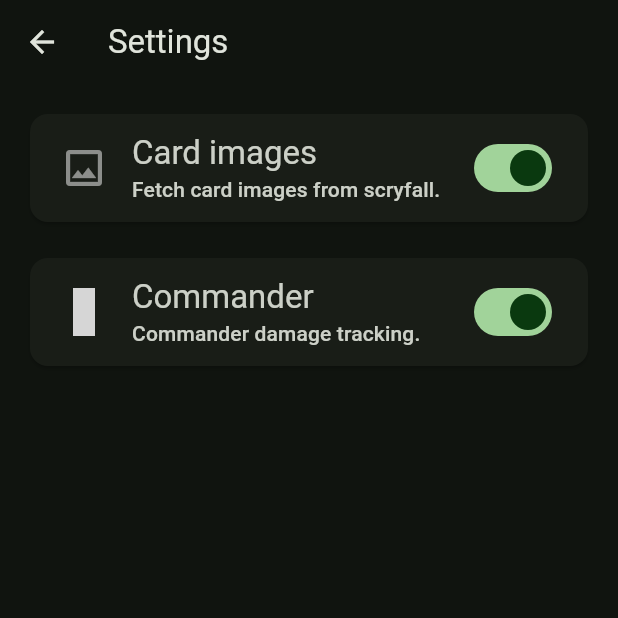
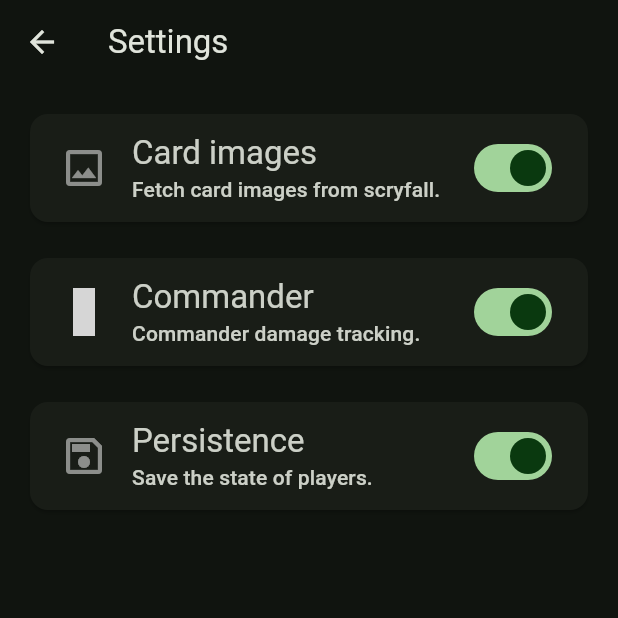
Before and after one commit to j7126/magic-life-wheel, a Flutter app: the SettingsPage screen opened directly, on a phone screen of 412 x 824 dp, the top half of it. Run offline on Flutter 3.47's test engine with Material 3 defaults, Android fonts, the phone set to English and light mode, and no system bars; drawn by our look-alikes of dynamic_color; our stand-ins replace flutter_svg, gap, package_info_plus, shared_preferences, wakelock_plus; missing offline and left inert: keyrune_icons_flutter, string_normalizer; accounts and stored records are empty; grey boxes are pictures that could not be loaded.

Commit message:
add layout & player persistence

```diff
--- a/lib/pages/life_counter_page.dart
+++ b/lib/pages/life_counter_page.dart
@@ -1,3 +1,4 @@
+import 'dart:convert';
 import 'package:flutter/material.dart';
 import 'package:flutter/services.dart';
 import 'package:magic_life_wheel/layouts/layout.dart';
@@ -6,6 +7,7 @@ import 'package:magic_life_wheel/layouts/layouts.dart';
 import 'package:magic_life_wheel/pages/about_page.dart';
 import 'package:magic_life_wheel/datamodel/player.dart';
 import 'package:magic_life_wheel/pages/settings_page.dart';
+import 'package:magic_life_wheel/service/static_service.dart';
 import 'package:magic_life_wheel/widgets/card_image.dart';
 import 'package:magic_life_wheel/widgets/counter.dart';
 import 'package:wakelock_plus/wakelock_plus.dart';
@@ -29,6 +31,11 @@ class _LifeCounterPageState extends State<LifeCounterPage> {
 
   bool get isGameReset => !players.any((x) => !x.isGameReset);
 
+  void save() {
+    Service.settingsService.conf_layout = layoutId;
+    Service.settingsService.conf_players = players.map((e) => jsonEncode(e)).toList();
+  }
+
   void switchLayout() {
     setState(() {
       var layouts = Layouts.layoutsBySize[numPlayers];
@@ -36,15 +43,22 @@ class _LifeCounterPageState extends State<LifeCounterPage> {
       layoutId++;
       if (layoutId >= layouts.length) layoutId = 0;
       layout = layouts[layoutId];
+      save();
     });
   }
 
-  void setPlayers(int players) {
+  void setPlayers(int players, {int layoutId = 0}) {
     setState(() {
       numPlayers = players;
       layout = null;
-      layoutId = 0;
-      layout = Layouts.layoutsBySize[numPlayers]?.first;
+      this.layoutId = layoutId;
+      var layouts = Layouts.layoutsBySize[numPlayers];
+      if (layouts != null) {
+        if (layouts.length <= this.layoutId) {
+          this.layoutId = 0;
+        }
+        layout = layouts[this.layoutId];
+      }
       setupPlayers();
     });
   }
@@ -75,6 +89,8 @@ class _LifeCounterPageState extends State<LifeCounterPage> {
       }
 
       resetGame();
+
+      save();
     });
   }
 
@@ -200,7 +216,15 @@ class _LifeCounterPageState extends State<LifeCounterPage> {
     SystemChrome.setPreferredOrientations([
       DeviceOrientation.portraitUp,
     ]);
-    setPlayers(3);
+    if (Service.settingsService.conf_players.length < 2 || Service.settingsService.conf_players.length > 6) {
+      setPlayers(3);
+    } else {
+      for (var playerString in Service.settingsService.conf_players) {
+        var player = Player.fromJson(jsonDecode(playerString));
+        players.add(player);
+      }
+      setPlayers(players.length, layoutId: Service.settingsService.conf_layout);
+    }
     super.initState();
   }
 
@@ -250,6 +274,7 @@ class _LifeCounterPageState extends State<LifeCounterPage> {
                               i: i,
                               layout: layout ?? Layout2a(),
                               players: players,
+                              stateChanged: () => save(),
                             ),
                           ),
                           if (rearrangeMode)
@@ -379,6 +404,7 @@ class _LifeCounterPageState extends State<LifeCounterPage> {
                           onPressed: () {
                             setState(() {
                               rearrangeMode = false;
+                              save();
                             });
                           },
                           style: barButtonStyle,
--- a/lib/pages/settings_page.dart
+++ b/lib/pages/settings_page.dart
@@ -130,6 +130,60 @@ class _SettingsPageState extends State<SettingsPage> {
                 ),
               ),
             ),
+            Padding(
+              padding: const EdgeInsets.all(8.0),
+              child: GestureDetector(
+                onTap: () {
+                  setState(() {
+                    Service.settingsService.pref_enableSaveState = !Service.settingsService.pref_enableSaveState;
+                  });
+                },
+                child: Card(
+                  child: Padding(
+                    padding: const EdgeInsets.symmetric(horizontal: 20.0, vertical: 12.0),
+                    child: Row(
+                      children: [
+                        const Opacity(
+                          opacity: 0.5,
+                          child: Icon(
+                            Icons.save_outlined,
+                            size: 32,
+                          ),
+                        ),
+                        Padding(
+                          padding: const EdgeInsets.symmetric(horizontal: 16.0),
+                          child: Opacity(
+                            opacity: 0.9,
+                            child: Column(
+                              crossAxisAlignment: CrossAxisAlignment.start,
+                              children: [
+                                Text(
+                                  "Persistence",
+                                  style: Theme.of(context).textTheme.titleLarge,
+                                ),
+                                Text(
+                                  "Save the state of players.",
+                                  style: Theme.of(context).textTheme.titleSmall,
+                                ),
+                              ],
+                            ),
+                          ),
+                        ),
+                        const Spacer(),
+                        Switch(
+                          value: Service.settingsService.pref_enableSaveState,
+                          onChanged: (bool value) {
+                            setState(() {
+                              Service.settingsService.pref_enableSaveState = value;
+                            });
+                          },
+                        ),
+                      ],
+                    ),
+                  ),
+                ),
+              ),
+            ),
           ],
         ),
       ),
--- a/lib/service/settings.dart
+++ b/lib/service/settings.dart
@@ -13,10 +13,10 @@ class SettingsService {
 
   Future _setup() async {
     prefs = await SharedPreferences.getInstance();
-    await _readData();
+    _readData();
   }
 
-  Future _readData() async {
+  void _readData() {
     var getScryfallImages = prefs.getBool('getScryfallImages');
     if (getScryfallImages != null) {
       _pref_getScryfallImages = getScryfallImages;
@@ -25,6 +25,21 @@ class SettingsService {
     var enableCommanderDamage = prefs.getBool('enableCommanderDamage');
     if (enableCommanderDamage != null) {
       _pref_enableCommanderDamage = enableCommanderDamage;
+    }
+
+    var enableSaveState = prefs.getBool('enableSaveState');
+    if (enableSaveState != null) {
+      _pref_enableSaveState = enableSaveState;
+    }
+
+    var players = prefs.getStringList('players');
+    if (players != null) {
+      _conf_players = players;
+    }
+
+    var layout = prefs.getInt('layout');
+    if (layout != null) {
+      _conf_layout = layout;
     }
   }
 
@@ -41,4 +56,33 @@ class SettingsService {
     _pref_enableCommanderDamage = val;
     prefs.setBool('enableCommanderDamage', val);
   }
+
+  bool _pref_enableSaveState = true;
+  bool get pref_enableSaveState => _pref_enableSaveState;
+  set pref_enableSaveState(bool val) {
+    if (!val) {
+      conf_players = [];
+      conf_layout = 0;
+    }
+    _pref_enableSaveState = val;
+    prefs.setBool('enableSaveState', val);
+  }
+
+  List<String> _conf_players = [];
+  List<String> get conf_players => _conf_players;
+  set conf_players(List<String> val) {
+    if (pref_enableSaveState) {
+      _conf_players = val;
+      prefs.setStringList('players', val);
+    }
+  }
+
+  int _conf_layout = 0;
+  int get conf_layout => _conf_layout;
+  set conf_layout(int val) {
+    if (pref_enableSaveState) {
+      _conf_layout = val;
+      prefs.setInt('layout', val);
+    }
+  }
 }
```
Also changed, not shown: lib/datamodel/player.dart (+32 -3 lines), lib/widgets/counter.dart (+11 -7 lines), lib/datamodel/player.g.dart (added).
